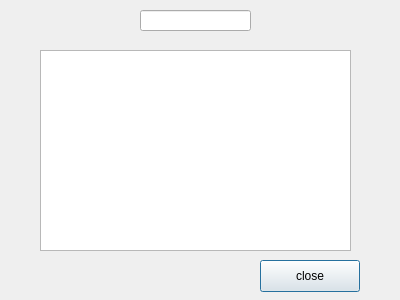
Old version of the form HOTEL_MANAGEMENT_SYSTEM_GUI 2/roominfodialog.ui in the repository soumili-03/HOTEL-MANAGEMENT-SYSTEM.
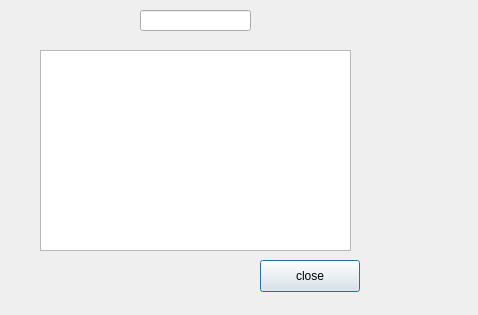
New version of the form.

Diff of the .ui file:
```diff
--- a/HOTEL_MANAGEMENT_SYSTEM_GUI 2/roominfodialog.ui
+++ b/HOTEL_MANAGEMENT_SYSTEM_GUI 2/roominfodialog.ui
@@ -6,8 +6,8 @@
    <rect>
     <x>0</x>
     <y>0</y>
-    <width>400</width>
-    <height>300</height>
+    <width>478</width>
+    <height>315</height>
    </rect>
   </property>
   <property name="windowTitle">
```
